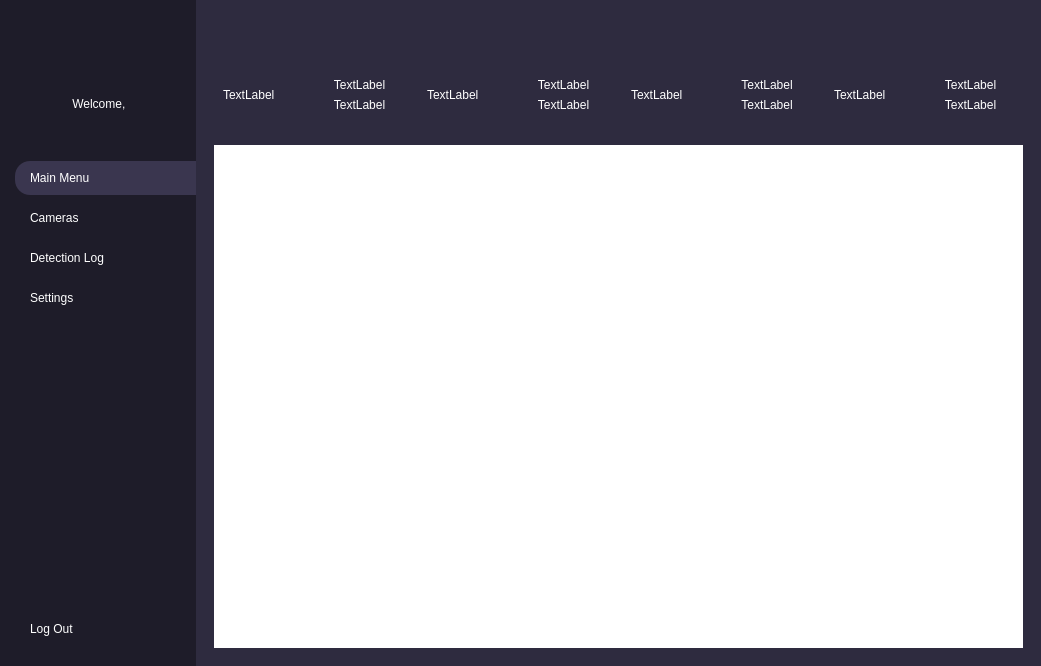
TerranceCheng/YOLOv8-Weapon-Recognition-System, file dev/client_side/UI/main_menu.ui: the form before one commit.
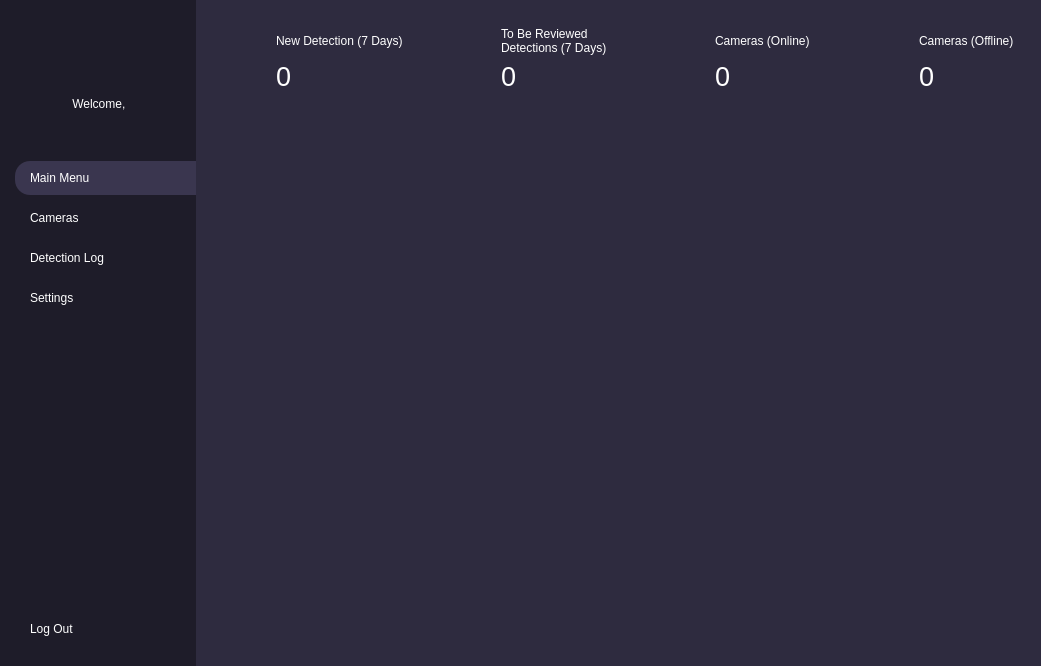
The form after the commit. The open tabs and pages were chosen to show the change. Icons and pictures are not drawn.

Commit message:
20241017 - Main Menu / Camera Page
- Addition of detection overview
- Addition of camera status overview
- Camera label able to change name
- 1 detection with same weapon name and location will be recorded once within 2 seconds

Diff of the .ui file:
```diff
--- a/dev/client_side/UI/main_menu.ui
+++ b/dev/client_side/UI/main_menu.ui
@@ -329,17 +329,37 @@
       </property>
       <widget class="QWidget" name="MainMenuPage">
        <layout class="QVBoxLayout" name="verticalLayout_6">
-        <item>
+        <item alignment="Qt::AlignTop">
          <widget class="QWidget" name="statsContainer" native="true">
+          <property name="styleSheet">
+           <string notr="true">#NewDCountLabel{
+	font: 20pt;
+}
+
+#onCamCountLabel{
+	font: 20pt;
+}
+
+#offCamCountLabel{
+	font: 20pt;
+}
+
+#ToBeRCountLabel{
+	font: 20pt;
+}</string>
+          </property>
           <layout class="QHBoxLayout" name="horizontalLayout_2">
-           <property name="topMargin">
-            <number>60</number>
-           </property>
            <item>
             <widget class="QFrame" name="newDetectionFrame_2">
              <property name="enabled">
               <bool>true</bool>
              </property>
+             <property name="sizePolicy">
+              <sizepolicy hsizetype="Preferred" vsizetype="Preferred">
+               <horstretch>0</horstretch>
+               <verstretch>0</verstretch>
+              </sizepolicy>
+             </property>
              <property name="frameShape">
               <enum>QFrame::StyledPanel</enum>
              </property>
@@ -347,30 +367,69 @@
               <enum>QFrame::Raised</enum>
              </property>
              <layout class="QGridLayout" name="gridLayout_8">
-              <item row="0" column="1">
-               <widget class="QLabel" name="label_16">
-                <property name="text">
-                 <string>TextLabel</string>
-                </property>
-                <property name="alignment">
-                 <set>Qt::AlignCenter</set>
-                </property>
-               </widget>
-              </item>
               <item row="1" column="1">
-               <widget class="QLabel" name="label_17">
+               <widget class="QLabel" name="NewDCountLabel">
+                <property name="sizePolicy">
+                 <sizepolicy hsizetype="Preferred" vsizetype="Preferred">
+                  <horstretch>0</horstretch>
+                  <verstretch>0</verstretch>
+                 </sizepolicy>
+                </property>
+                <property name="font">
+                 <font>
+                  <pointsize>20</pointsize>
+                  <weight>50</weight>
+                  <italic>false</italic>
+                  <bold>false</bold>
+                 </font>
+                </property>
+                <property name="styleSheet">
+                 <string notr="true">font: 20pt;</string>
+                </property>
                 <property name="text">
-                 <string>TextLabel</string>
+                 <string>0</string>
                 </property>
+                <property name="textFormat">
+                 <enum>Qt::PlainText</enum>
+                </property>
                 <property name="alignment">
-                 <set>Qt::AlignCenter</set>
+                 <set>Qt::AlignLeading|Qt::AlignLeft|Qt::AlignVCenter</set>
+                </property>
+                <property name="wordWrap">
+                 <bool>true</bool>
+                </property>
+               </widget>
+              </item>
+              <item row="0" column="1">
+               <widget class="QLabel" name="NewDLabel">
+                <property name="text">
+                 <string>New Detection (7 Days)</string>
+                </property>
+                <property name="alignment">
+                 <set>Qt::AlignLeading|Qt::AlignLeft|Qt::AlignVCenter</set>
+                </property>
+                <property name="wordWrap">
+                 <bool>true</bool>
                 </property>
                </widget>
               </item>
               <item row="0" column="0" rowspan="2">
-               <widget class="QLabel" name="label_18">
+               <widget class="QPushButton" name="pushButton">
+                <property name="enabled">
+                 <bool>false</bool>
+                </property>
                 <property name="text">
-                 <string>TextLabel</string>
+                 <string/>
+                </property>
+                <property name="icon">
+                 <iconset>
+                  <normaloff>icons/crosshair.svg</normaloff>icons/crosshair.svg</iconset>
+                </property>
+                <property name="iconSize">
+                 <size>
+                  <width>50</width>
+                  <height>50</height>
+                 </size>
                 </property>
                </widget>
               </item>
@@ -389,27 +448,51 @@
               <item row="0" column="1">
                <widget class="QLabel" name="label_13">
                 <property name="text">
-                 <string>TextLabel</string>
+                 <string>To Be Reviewed Detections (7 Days)</string>
                 </property>
                 <property name="alignment">
-                 <set>Qt::AlignCenter</set>
+                 <set>Qt::AlignLeading|Qt::AlignLeft|Qt::AlignVCenter</set>
+                </property>
+                <property name="wordWrap">
+                 <bool>true</bool>
                 </property>
                </widget>
               </item>
               <item row="1" column="1">
-               <widget class="QLabel" name="label_14">
+               <widget class="QLabel" name="ToBeRCountLabel">
+                <property name="font">
+                 <font>
+                  <pointsize>20</pointsize>
+                  <weight>50</weight>
+                  <italic>false</italic>
+                  <bold>false</bold>
+                 </font>
+                </property>
                 <property name="text">
-                 <string>TextLabel</string>
+                 <string>0</string>
                 </property>
                 <property name="alignment">
-                 <set>Qt::AlignCenter</set>
+                 <set>Qt::AlignLeading|Qt::AlignLeft|Qt::AlignVCenter</set>
+                </property>
+                <property name="wordWrap">
+                 <bool>true</bool>
                 </property>
                </widget>
               </item>
               <item row="0" column="0" rowspan="2">
-               <widget class="QLabel" name="label_15">
+               <widget class="QPushButton" name="ToBeRIcon">
                 <property name="text">
-                 <string>TextLabel</string>
+                 <string/>
+                </property>
+                <property name="icon">
+                 <iconset>
+                  <normaloff>icons/alert-triangle.svg</normaloff>icons/alert-triangle.svg</iconset>
+                </property>
+                <property name="iconSize">
+                 <size>
+                  <width>50</width>
+                  <height>50</height>
+                 </size>
                 </property>
                </widget>
               </item>
@@ -425,30 +508,54 @@
               <enum>QFrame::Raised</enum>
              </property>
              <layout class="QGridLayout" name="gridLayout_9">
-              <item row="1" column="1">
-               <widget class="QLabel" name="label_19">
-                <property name="text">
-                 <string>TextLabel</string>
-                </property>
-                <property name="alignment">
-                 <set>Qt::AlignCenter</set>
-                </property>
-               </widget>
-              </item>
               <item row="0" column="1">
                <widget class="QLabel" name="label_20">
                 <property name="text">
-                 <string>TextLabel</string>
+                 <string>Cameras (Online)</string>
                 </property>
                 <property name="alignment">
-                 <set>Qt::AlignCenter</set>
+                 <set>Qt::AlignLeading|Qt::AlignLeft|Qt::AlignVCenter</set>
+                </property>
+                <property name="wordWrap">
+                 <bool>true</bool>
+                </property>
+               </widget>
+              </item>
+              <item row="1" column="1">
+               <widget class="QLabel" name="onCamCountLabel">
+                <property name="font">
+                 <font>
+                  <pointsize>20</pointsize>
+                  <weight>50</weight>
+                  <italic>false</italic>
+                  <bold>false</bold>
+                 </font>
+                </property>
+                <property name="text">
+                 <string>0</string>
+                </property>
+                <property name="alignment">
+                 <set>Qt::AlignLeading|Qt::AlignLeft|Qt::AlignVCenter</set>
+                </property>
+                <property name="wordWrap">
+                 <bool>true</bool>
                 </property>
                </widget>
               </item>
               <item row="0" column="0" rowspan="2">
-               <widget class="QLabel" name="label_21">
+               <widget class="QPushButton" name="onCamIcon">
                 <property name="text">
-                 <string>TextLabel</string>
+                 <string/>
+                </property>
+                <property name="icon">
+                 <iconset>
+                  <normaloff>icons/camera.svg</normaloff>icons/camera.svg</iconset>
+                </property>
+                <property name="iconSize">
+                 <size>
+                  <width>50</width>
+                  <height>50</height>
+                 </size>
                 </property>
                </widget>
               </item>
@@ -467,27 +574,51 @@
               <item row="0" column="1">
                <widget class="QLabel" name="label_22">
                 <property name="text">
-                 <string>TextLabel</string>
+                 <string>Cameras (Offline)</string>
                 </property>
                 <property name="alignment">
-                 <set>Qt::AlignCenter</set>
+                 <set>Qt::AlignLeading|Qt::AlignLeft|Qt::AlignVCenter</set>
+                </property>
+                <property name="wordWrap">
+                 <bool>true</bool>
                 </property>
                </widget>
               </item>
               <item row="1" column="1">
-               <widget class="QLabel" name="label_23">
+               <widget class="QLabel" name="offCamCountLabel">
+                <property name="font">
+                 <font>
+                  <pointsize>20</pointsize>
+                  <weight>50</weight>
+                  <italic>false</italic>
+                  <bold>false</bold>
+                 </font>
+                </property>
                 <property name="text">
-                 <string>TextLabel</string>
+                 <string>0</string>
                 </property>
                 <property name="alignment">
-                 <set>Qt::AlignCenter</set>
+                 <set>Qt::AlignLeading|Qt::AlignLeft|Qt::AlignVCenter</set>
+                </property>
+                <property name="wordWrap">
+                 <bool>true</bool>
                 </property>
                </widget>
               </item>
               <item row="0" column="0" rowspan="2">
-               <widget class="QLabel" name="label_24">
+               <widget class="QPushButton" name="offCamIcon">
                 <property name="text">
-                 <string>TextLabel</string>
+                 <string/>
+                </property>
+                <property name="icon">
+                 <iconset>
+                  <normaloff>icons/camera-off.svg</normaloff>icons/camera-off.svg</iconset>
+                </property>
+                <property name="iconSize">
+                 <size>
+                  <width>50</width>
+                  <height>50</height>
+                 </size>
                 </property>
                </widget>
               </item>
@@ -499,11 +630,7 @@
         </item>
         <item>
          <widget class="QWidget" name="widget" native="true">
-          <layout class="QVBoxLayout" name="verticalLayout_8">
-           <item>
-            <widget class="QTableView" name="tableView"/>
-           </item>
-          </layout>
+          <layout class="QVBoxLayout" name="verticalLayout_8"/>
          </widget>
         </item>
        </layout>
```
Left out of the diff: 99 changed lines with no effect on the pictures. The commit also changes 88 other files.
